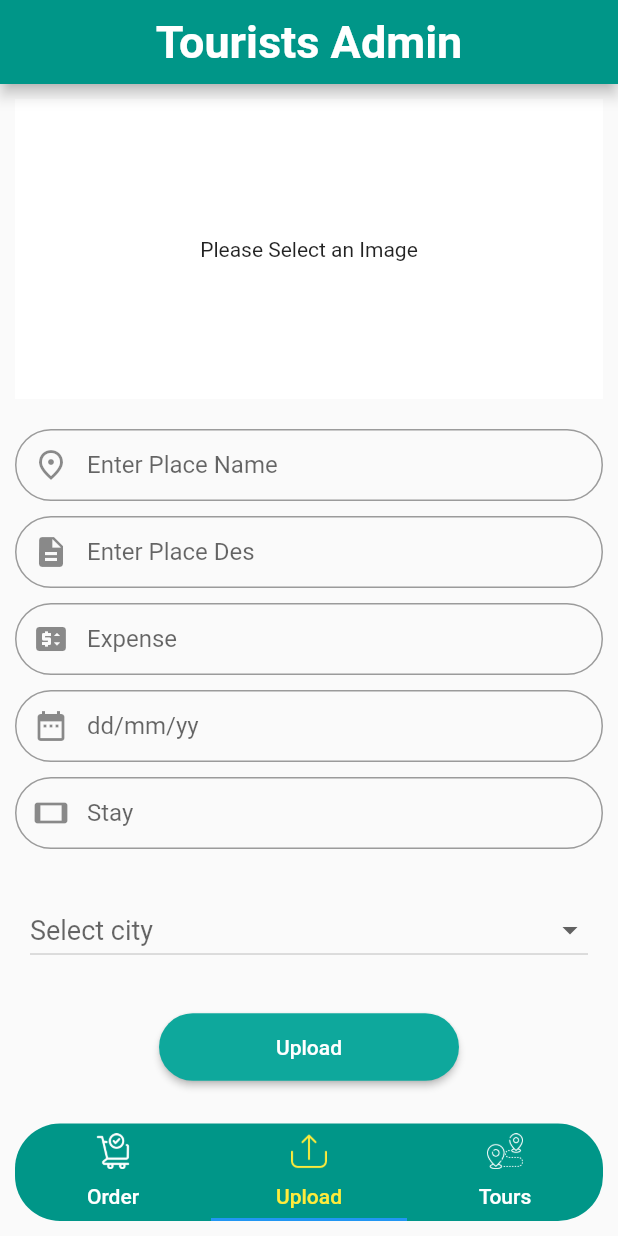
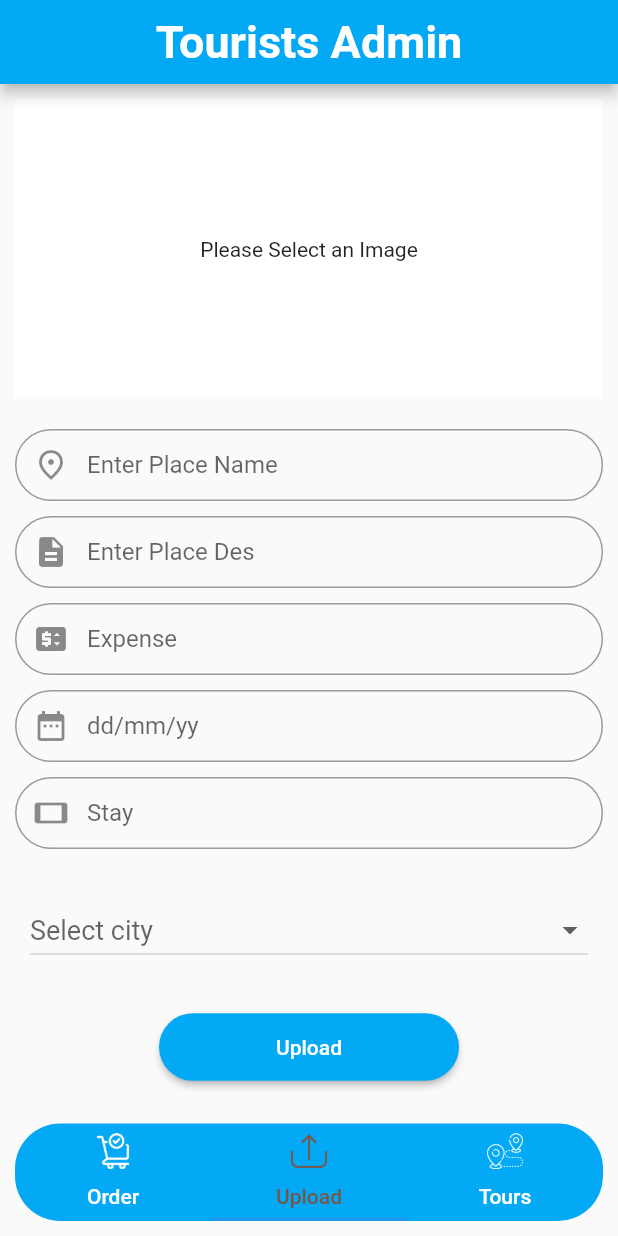
Before and after one commit to Asim-github-Ac/tourist_admin_panel, a Flutter app: the screen it shows after launch, item 2 of the bottom bar chosen, on a phone screen of 412 x 824 dp. Run offline on Flutter 3.47's test engine with Material 2 defaults, Android fonts, the phone set to English and light mode, and no system bars; our stand-ins replace cloud_firestore, firebase_core, firebase_storage, image_picker; accounts and stored records are empty; network calls fail.

Commit message:
admin_panel_tourist

```diff
--- a/lib/Dashboard/AdminFile.dart
+++ b/lib/Dashboard/AdminFile.dart
@@ -34,11 +34,11 @@ class _AdminClassState extends State<AdminClass> {
             height: 65,
             width: 30,
             decoration: BoxDecoration(
-              color: Color(0xff009688),
+              color: Colors.lightBlue,
               borderRadius: BorderRadius.circular(30),
             ),
             child:TabBar(
-              labelColor: Colors.yellow, //<-- selected text color
+              labelColor: Colors.brown, //<-- selected text color
               unselectedLabelColor: Colors.white,
               tabs: [
                 Tab(icon: ImageIcon(AssetImage("assests/order.png")),text: "Order",),
--- a/lib/Dashboard/Upload.dart
+++ b/lib/Dashboard/Upload.dart
@@ -66,7 +66,7 @@ class _UploadClassState extends State<UploadClass> {
       appBar:AppBar(
         centerTitle:true,
         title: Text("Tourists Admin",style: TextStyle(fontSize: 30,fontWeight: FontWeight.w700),),
-        backgroundColor:Color(0xff009688),
+        backgroundColor:Colors.lightBlue,
       ),
 
       body: SingleChildScrollView(
@@ -179,7 +179,7 @@ class _UploadClassState extends State<UploadClass> {
               ),
               ElevatedButton(
                 style: ElevatedButton.styleFrom(
-                  primary:Color(0xff0EA89C),
+                  primary:Colors.lightBlue,
                   shape: new RoundedRectangleBorder(
                     borderRadius: BorderRadius.circular(30),
                   ),
```
Also changed, not shown: lib/Dashboard/Tours.dart (+27 -12 lines).
